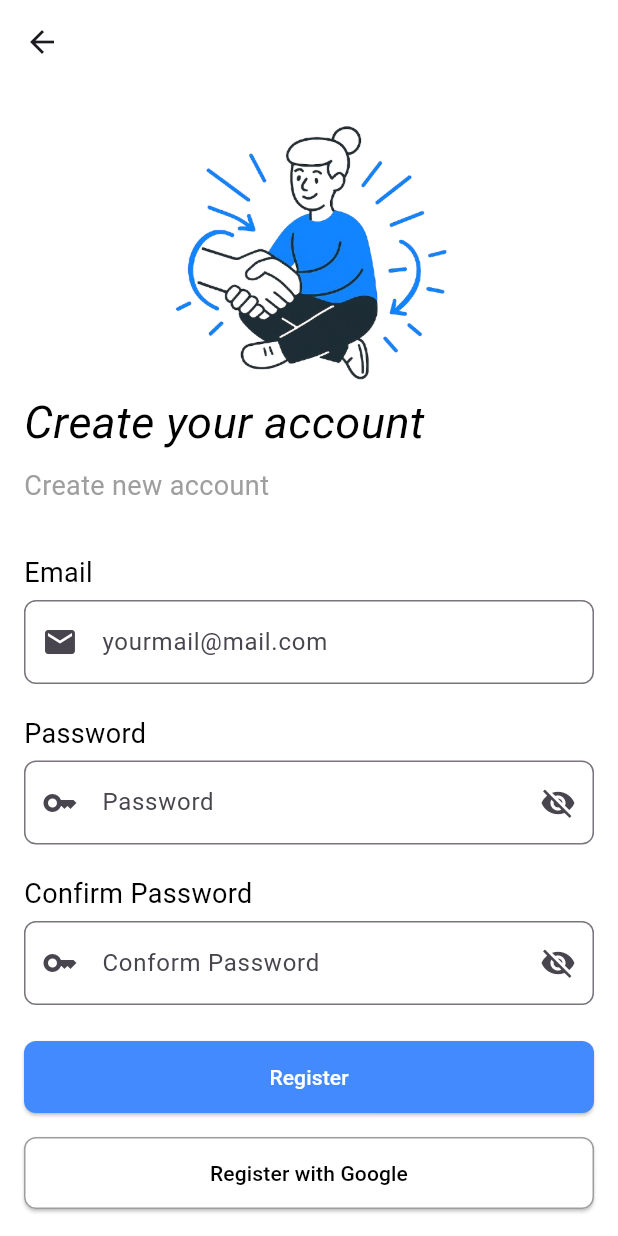
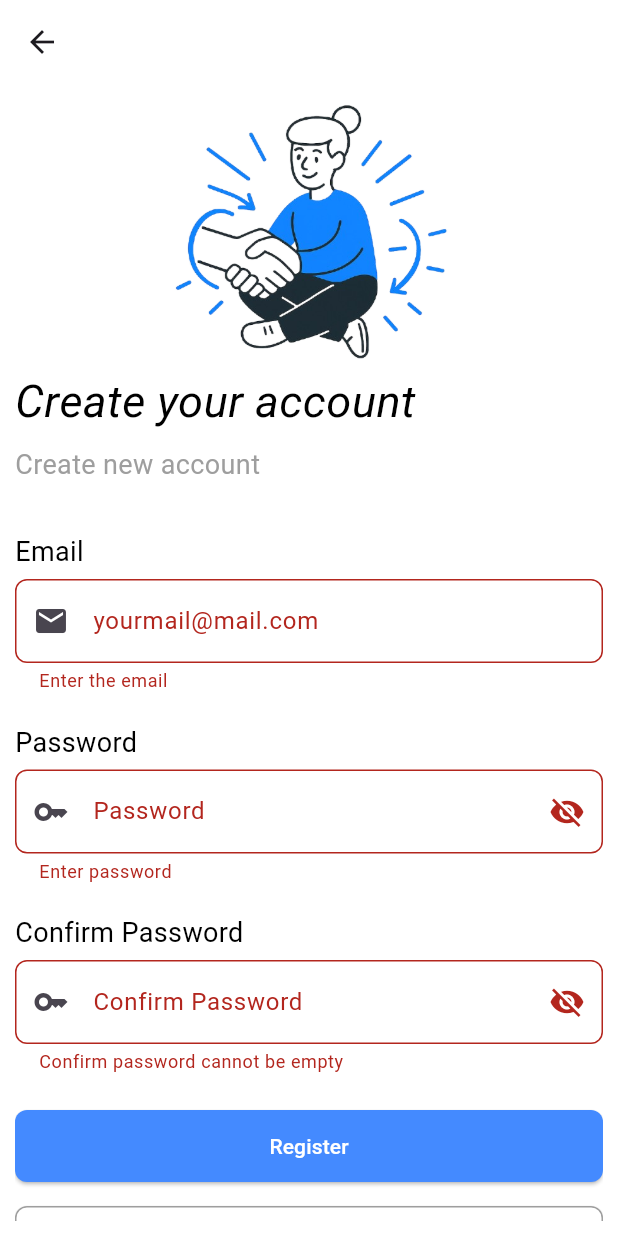
Before and after one commit to bibektako/borrowlend, a Flutter app: the SignupView screen opened directly, after a tap on "Register", on a phone screen of 412 x 824 dp. Run offline on Flutter 3.47's test engine with Material 3 defaults, Android fonts, the phone set to English and light mode, and no system bars.

Commit message:
signup page updated

```diff
--- a/lib/view/signup_view.dart
+++ b/lib/view/signup_view.dart
@@ -8,18 +8,26 @@ class SignupView extends StatefulWidget {
 }
 
 class _SignupView extends State<SignupView> {
+  final _formKey = GlobalKey<FormState>();
+  final _emailController = TextEditingController();
+  final _passwordController = TextEditingController();
+  final _confirmPasswordController = TextEditingController();
   bool _obscureText = true;
 
   @override
   Widget build(BuildContext context) {
     return Scaffold(
+
       backgroundColor: Colors.white,
       appBar: AppBar(
         backgroundColor: Colors.transparent,
         elevation: 0,
       ),
-      body: SingleChildScrollView(
-        padding: const EdgeInsets.symmetric(horizontal: 16, vertical: 24),
+      body: Form(
+        key: _formKey,
+        child: Padding(
+          padding: const EdgeInsets.all(10.0),
+          child: SingleChildScrollView(
             child: Column(
               crossAxisAlignment: CrossAxisAlignment.start,
               children: [
@@ -66,6 +74,12 @@ class _SignupView extends State<SignupView> {
                     ),
                   ),
                   keyboardType: TextInputType.emailAddress,
+                  validator: (value) {
+                    if(value == null || value.isEmpty){
+                      return "Enter the email";
+                    }
+                    return null;
+                  },
                 ),
                 const SizedBox(height: 20),
 
@@ -95,6 +109,14 @@ class _SignupView extends State<SignupView> {
                       },
                     ),
                   ),
+                  validator: (value) {
+                    if(value == null || value.isEmpty){
+                      return "Enter password";
+                    }else if(value.length < 6){
+                      return "Password must be at least 6 character";
+                    }
+                    return null;
+                  },
                 ),
                 const SizedBox(height: 20),
 
@@ -108,7 +130,7 @@ class _SignupView extends State<SignupView> {
                   obscureText: _obscureText,
                   decoration: InputDecoration(
                     prefixIcon: const Icon(Icons.key),
-                labelText: "Conform Password",
+                    labelText: "Confirm Password",
                     border: OutlineInputBorder(
                       borderRadius: BorderRadius.circular(8),
                       borderSide: BorderSide(color: Colors.grey)
@@ -124,6 +146,12 @@ class _SignupView extends State<SignupView> {
                       },
                     ),
                   ),
+                  validator:(value) {
+                    if(value == null || value.isEmpty){
+                      return "Confirm password cannot be empty";
+                    }
+                    return null;
+                  },
                 ),
                 const SizedBox(height: 24),
 
@@ -138,7 +166,22 @@ class _SignupView extends State<SignupView> {
                         borderRadius: BorderRadius.circular(8),
                       ),
                     ),
-                onPressed: () {},
+                    onPressed: () {
+                      if(_formKey.currentState!.validate()){
+                        String email = _emailController.text.trim();
+                        String password = _passwordController.text.trim();
+                        String confirmPassword = _confirmPasswordController.text.trim();
+
+                        if(password != confirmPassword){
+                          ScaffoldMessenger.of(context).showSnackBar(
+                            SnackBar(content: Text("Password and Confirm Password does't match "),
+                            behavior: SnackBarBehavior.floating,
+                            ));
+                        }else if(confirmPassword == password && email == "admin"){
+                              ScaffoldMessenger.of(context).showSnackBar(SnackBar(content: Text("Registration success")));
+                        }
+                      }
+                    },
                     child: const Text("Register",
                     style: TextStyle(color: Colors.white),),
                   ),
@@ -167,6 +210,8 @@ class _SignupView extends State<SignupView> {
               ],
             ),
           ),
+        ),
+      ),
     );
   }
 }
```
Lines whose indentation alone changed are shown as unchanged.
